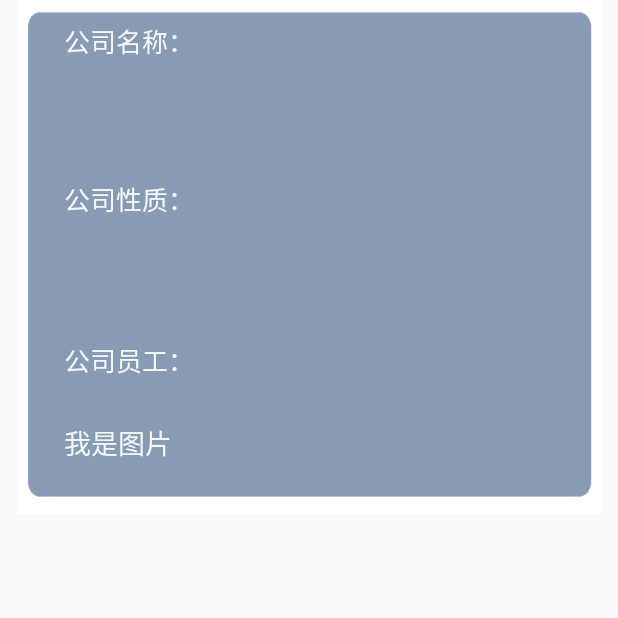
After one commit to Asimok/ShiAoOfficeBuilding, an Android app: the fundation_Activity screen opened directly, with no data from a screen before it, on a phone screen of 412 x 824 dp, the top half of it. The commit adds this screen. Run offline under Robolectric (Android 15) with nearby library versions, the phone set to English and light mode, and no system bars.

Commit message:
自定义DIALOG

```diff
--- /dev/null
+++ b/app/src/main/java/ShiAoOfficeBuilding/Chart/fundation_Activity.java
@@ -0,0 +1,56 @@
+package ShiAoOfficeBuilding.Chart;
+
+import android.content.Intent;
+import android.os.Bundle;
+import android.support.v7.app.AppCompatActivity;
+import android.util.Log;
+import android.view.View;
+import android.widget.TextView;
+
+import com.example.shiaoofficebuilding.R;
+
+import ShiAoOfficeBuilding.Apartment.Apartment.staffActivity;
+
+
+public class fundation_Activity  extends AppCompatActivity {
+    TextView companytype1,companyname1,staff1;
+     String statusname ;
+     String usetypename;
+     String companyname;
+     String companytype;
+     String useobjguid ;
+    @Override
+    protected void onCreate(Bundle savedInstanceState) {
+        super.onCreate(savedInstanceState);
+        setContentView(R.layout.fundation_data);
+        companytype1=(TextView) findViewById(R.id.companytype);
+        companyname1=(TextView) findViewById(R.id.companyname);
+        staff1=(TextView) findViewById(R.id.staff);
+        initdata();
+
+
+    }
+    private void initdata() {
+        Intent intent=getIntent();
+        String room = intent.getStringExtra("roomnum");
+         statusname  =intent.getStringExtra("statusname"   );
+         usetypename  =intent.getStringExtra("usetypename" );
+         companyname  =intent.getStringExtra("companyname" );
+         companytype  =intent.getStringExtra("companytype" );
+         useobjguid   =intent.getStringExtra("useobjguid"   );
+        companyname1.setText(companyname);
+        companytype1.setText(companytype);
+        staff1.setText("我是图片");
+
+        Log.d("ff", room + statusname + usetypename + companyname + companytype + useobjguid);
+
+
+        Log.d("ff", room + statusname + usetypename + companyname + companytype + useobjguid);
+    }
+
+    public void people(View view) {
+        Intent intent =new Intent(this, staffActivity.class);
+        intent.putExtra("useobjguid",useobjguid);
+        startActivity(intent);
+    }
+}
--- /dev/null
+++ b/app/src/main/res/layout/fundation_data.xml
@@ -0,0 +1,64 @@
+<?xml version="1.0" encoding="utf-8"?>
+<LinearLayout xmlns:android="http://schemas.android.com/apk/res/android"
+    android:layout_width="wrap_content"
+    android:layout_height="@dimen/dp_300"
+    android:layout_marginLeft="@dimen/dp_10"
+    android:layout_marginRight="@dimen/dp_10"
+    android:background="@drawable/biankuangda"
+    android:cacheColorHint="#00000000"
+    android:orientation="vertical"
+    android:paddingLeft="@dimen/dp_15">
+    <TextView
+        android:layout_margin="@dimen/dp_12"
+        android:layout_marginTop="@dimen/dp_10"
+        android:layout_width="wrap_content"
+        android:layout_height="wrap_content"
+        android:text="公司名称："
+        android:textColor="#f6f7f8"
+        android:textSize="@dimen/sp_15" />
+
+            <TextView
+                android:layout_margin="@dimen/dp_12"
+                android:id="@+id/companyname"
+                android:layout_width="match_parent"
+                android:textSize="@dimen/sp_16"
+                android:layout_height="@dimen/dp_20"
+                android:background="#00000000"
+                android:textColor="#f6f7f8"/>
+
+            <TextView
+                android:layout_margin="@dimen/dp_12"
+                android:layout_width="wrap_content"
+                android:layout_height="wrap_content"
+                android:text="公司性质："
+                android:textColor="#f6f7f8"
+                android:textSize="@dimen/sp_15" />
+
+            <TextView
+                android:layout_margin="@dimen/dp_12"
+                android:id="@+id/companytype"
+                android:layout_width="wrap_content"
+                android:layout_height="wrap_content"
+                android:background="#00000000"
+                android:textColor="#f6f7f8"
+                android:textSize="@dimen/sp_16" />
+
+    <TextView
+        android:layout_margin="@dimen/dp_12"
+        android:layout_width="wrap_content"
+        android:layout_height="wrap_content"
+        android:text="公司员工："
+        android:textColor="#f6f7f8"
+        android:textSize="@dimen/sp_15" />
+            <TextView
+                android:layout_margin="@dimen/dp_12"
+                android:id="@+id/staff"
+                android:layout_width="match_parent"
+                android:layout_height="wrap_content"
+                android:textColor="#f6f7f8"
+                android:textSize="@dimen/sp_16"
+                android:onClick="people"
+                />
+
+
+</LinearLayout>
--- a/app/src/main/res/layout/roomlist_listview_layout.xml
+++ b/app/src/main/res/layout/roomlist_listview_layout.xml
@@ -17,7 +17,7 @@
 
             android:id="@+id/one"
             android:layout_width="wrap_content"
-
+            android:textAlignment="center"
             android:layout_height="@dimen/dp_30"
             android:entries="@array/floor1_6">
 
@@ -26,7 +26,7 @@
         <Spinner
             android:id="@+id/two"
             android:layout_width="wrap_content"
-
+            android:textAlignment="center"
             android:layout_height="@dimen/dp_30"
             android:entries="@array/floor7_12">
 
@@ -34,6 +34,7 @@
 
         <Spinner
             android:id="@+id/three"
+            android:textAlignment="center"
             android:layout_width="wrap_content"
             android:layout_height="@dimen/dp_30"
             android:entries="@array/floor13_18">
@@ -43,6 +44,7 @@
         <Spinner
             android:scrollbarSize="@dimen/sp_30"
             android:id="@+id/four"
+            android:textAlignment="center"
             android:layout_width="wrap_content"
             android:layout_height="@dimen/dp_30"
             android:entries="@array/floor19_24">
--- a/app/src/main/res/layout/viewpager_three_layout.xml
+++ b/app/src/main/res/layout/viewpager_three_layout.xml
@@ -1,7 +1,9 @@
 <?xml version="1.0" encoding="utf-8"?>
 <LinearLayout xmlns:android="http://schemas.android.com/apk/res/android"
-    android:layout_width="match_parent"
-    android:layout_height="match_parent"
+    android:layout_gravity="center"
+    android:theme="@style/Base.AlertDialog.AppCompat.Light"
+    android:layout_width="330dp"
+    android:layout_height="600dp"
     android:orientation="vertical">
 
     <LinearLayout
--- a/app/src/main/res/values/arrays.xml
+++ b/app/src/main/res/values/arrays.xml
@@ -11,6 +11,7 @@
 
     </string-array>
     <string-array name="floor7_12">
+        <item>7-12</item>
         <item>7层</item>
         <item>8层</item>
         <item>9层</item>
@@ -20,6 +21,7 @@
 
     </string-array>
     <string-array name="floor13_18">
+        <item>13-18</item>
         <item>13层</item>
         <item>14层</item>
         <item>15层</item>
@@ -29,6 +31,7 @@
 
     </string-array>
     <string-array name="floor19_24">
+        <item>19-20</item>
         <item>19层</item>
         <item>20层</item>
         <item>21层</item>
```
Also changed, not shown: app/src/main/AndroidManifest.xml (+11 -4 lines), app/src/main/java/ShiAoOfficeBuilding/Apartment/Apartment/staffActivity.java (+6 -3 lines), app/src/main/java/ShiAoOfficeBuilding/Chart/electricityUse.java (+42 -58 lines), app/src/main/java/ShiAoOfficeBuilding/Chart/waterUse.java (+56 -72 lines), app/src/main/java/ShiAoOfficeBuilding/RoomList/adapterForRoomList.java (+80 -85 lines), app/src/main/java/ShiAoOfficeBuilding/RoomList/getRoomList.java (+12 -4 lines), app/src/main/java/ShiAoOfficeBuilding/RoomList/roomlistAdapterInfo.java (+31 -1 lines), app/src/main/java/ShiAoOfficeBuilding/viewPager/three_ViewPager.java (+45 -6 lines), app/src/main/res/layout/electricity_layout.xml (+27 -8 lines), app/src/main/res/layout/water_layout.xml (+24 -6 lines).
